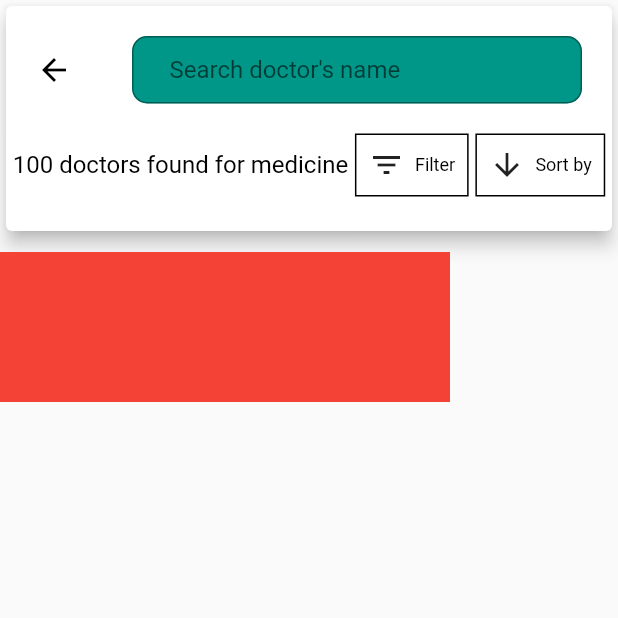
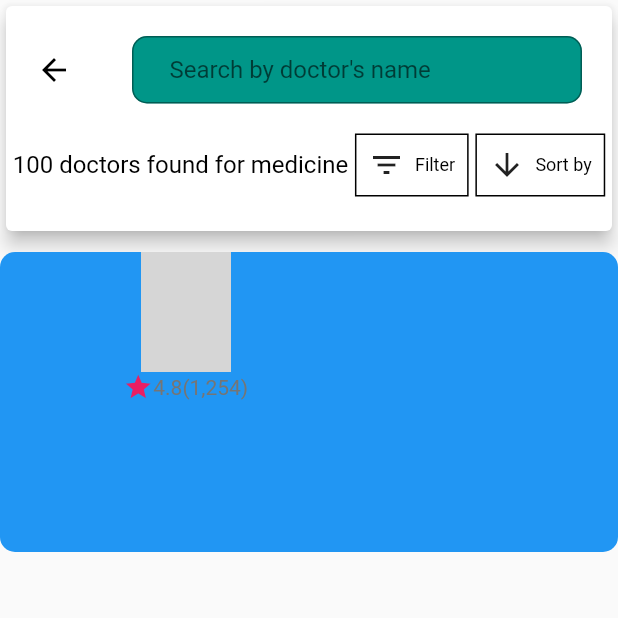
Before and after one commit to abuniaz/e_health_ui, a Flutter app: the DoctorsHome screen opened directly, after a tap on "General Physician", on a phone screen of 412 x 824 dp, the top half of it. Run offline on Flutter 3.47's test engine with Material 2 defaults, Android fonts, the phone set to English and light mode, and no system bars; grey boxes are pictures that could not be loaded.

Commit message:
Update doctors_details.dart

```diff
--- a/lib/Doctors_List/doctors_details.dart
+++ b/lib/Doctors_List/doctors_details.dart
@@ -35,7 +35,7 @@ class DoctorDetails extends StatelessWidget {
                           decoration: InputDecoration(
                               border: OutlineInputBorder(
                                   borderRadius: BorderRadius.circular(10)),
-                              hintText: "Search doctor's name"),
+                              hintText: "Search by doctor's name"),
                         ),
                       )
                     ],
@@ -64,9 +64,37 @@ class DoctorDetails extends StatelessWidget {
             height: 10,
           ),
           Container(
-            height: 100,
-            width: 300,
-            color: Colors.red,
+            height: 200,
+            width: double.infinity,
+            decoration: BoxDecoration(
+                color: Colors.blue, borderRadius: BorderRadius.circular(10)),
+            child: Row(
+              mainAxisAlignment: MainAxisAlignment.spaceEvenly,
+              children: [
+                Column(
+                  children: [
+                    Image.asset(
+                      '',
+                      height: 80,
+                      width: 60,
+                    ),
+                    Row(
+                      children: const [
+                        Icon(
+                          Icons.star,
+                          size: 20,
+                          color: Colors.pink,
+                        ),
+                        Text('4.8'),
+                        Text('(1,254)')
+                      ],
+                    )
+                  ],
+                ),
+                Column(),
+                Column()
+              ],
+            ),
           )
         ],
       ),
```
